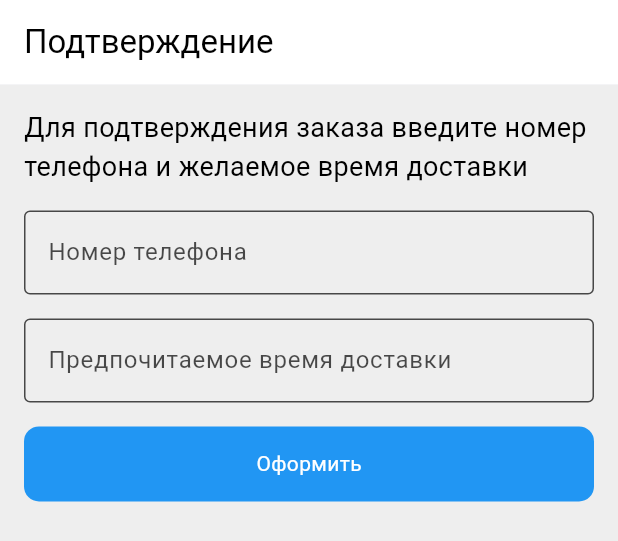
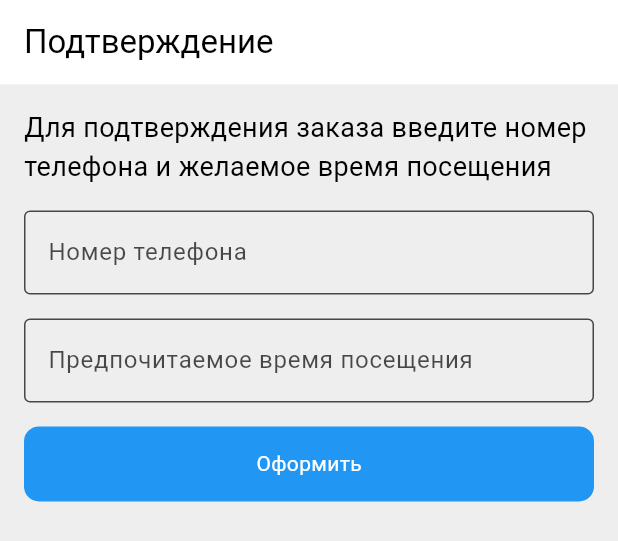
Before and after one commit to bdui-template-mobile-app-service/template-mobile-app, a Flutter app: the ConfirmCardOrderScreen widget shown alone on an empty page, opened directly with empty values, on a phone screen of 412 x 824 dp. Shown: the top 541 px of the screen. Run offline on Flutter 3.47's test engine with Material 3 defaults, Android fonts, the phone set to English and light mode, and no system bars; our stand-ins replace dio, equatable, grouped_list, logger, mask_text_input_formatter, retrofit and 1 more; accounts and stored records are empty; generated files the repository leaves out were written again; network calls fail.

Commit message:
Небольшой ренейминг

```diff
--- a/lib/screens/card/card_root_screen.dart
+++ b/lib/screens/card/card_root_screen.dart
@@ -28,7 +28,7 @@ class _CardRootScreenState extends State<CardRootScreen> {
 
     return StandardScaffold.standardWithStandardAppBar(
       context: context,
-      appBarTitle: 'Корзина',
+      appBarTitle: 'Заказ',
       body: cardProvider.menuItems.isEmpty && cardProvider.promotions.isEmpty
           ? _buildEmptyPlaceholder()
           : _buildListView(context, cardProvider),
@@ -36,7 +36,7 @@ class _CardRootScreenState extends State<CardRootScreen> {
   }
 
   Widget _buildEmptyPlaceholder() =>
-      const Center(child: StandardText('В корзине ничего нет'));
+      const Center(child: StandardText('В заказе ничего нет'));
 
   Widget _buildListView(
     BuildContext context,
@@ -72,7 +72,7 @@ class _CardRootScreenState extends State<CardRootScreen> {
       const Padding(
         padding: EdgeInsets.fromLTRB(16, 16, 16, 8),
         child: StandardText(
-          'Пукнты меню:',
+          'Услуги:',
           style: TextStyle(fontSize: 18, fontWeight: FontWeight.w700),
         ),
       ),
--- a/lib/screens/card/confirm_card_order_screen.dart
+++ b/lib/screens/card/confirm_card_order_screen.dart
@@ -51,7 +51,7 @@ class _ConfirmCardOrderScreenState extends State<ConfirmCardOrderScreen> {
           const Padding(
             padding: EdgeInsets.fromLTRB(16, 16, 16, 0),
             child: StandardText(
-              'Для подтверждения заказа введите номер телефона и желаемое время доставки',
+              'Для подтверждения заказа введите номер телефона и желаемое время посещения',
               style: TextStyle(fontSize: 18),
             ),
           ),
@@ -68,7 +68,7 @@ class _ConfirmCardOrderScreenState extends State<ConfirmCardOrderScreen> {
             padding: const EdgeInsets.fromLTRB(16, 16, 16, 0),
             child: StandardTextField(
               keyboardType: TextInputType.number,
-              hintText: 'Предпочитаемое время доставки',
+              hintText: 'Предпочитаемое время посещения',
               onChange: (i) => time = i,
               maskFormatter: timeMaskFormatter,
             ),
--- a/lib/screens/menu/menu_root_screen.dart
+++ b/lib/screens/menu/menu_root_screen.dart
@@ -19,7 +19,7 @@ class _MenuRootScreenState extends State<MenuRootScreen> {
   @override
   Widget build(BuildContext context) {
     return StandardScaffold.standardWithStandardAppBar(
-      appBarTitle: 'Меню',
+      appBarTitle: 'Услуги',
       context: context,
       body: FutureBuilder<List<MenuItem>?>(
         future: fetchMenuItems(),
--- a/lib/screens/root_tabbar_widget.dart
+++ b/lib/screens/root_tabbar_widget.dart
@@ -33,7 +33,7 @@ class _RootTabBarWidgetState extends State<RootTabBarWidget> {
       TabBarScreenModel(
         navBarItem: const BottomNavigationBarItem(
           icon: Icon(Icons.format_list_bulleted),
-          label: 'Меню',
+          label: 'Услуги',
         ),
         rootWidget: const MenuRootScreen(),
       ),
@@ -47,7 +47,7 @@ class _RootTabBarWidgetState extends State<RootTabBarWidget> {
       TabBarScreenModel(
         navBarItem: const BottomNavigationBarItem(
           icon: Icon(Icons.wallet_giftcard),
-          label: 'Корзина',
+          label: 'Заказ',
         ),
         rootWidget: const CardRootScreen(),
       ),
```
